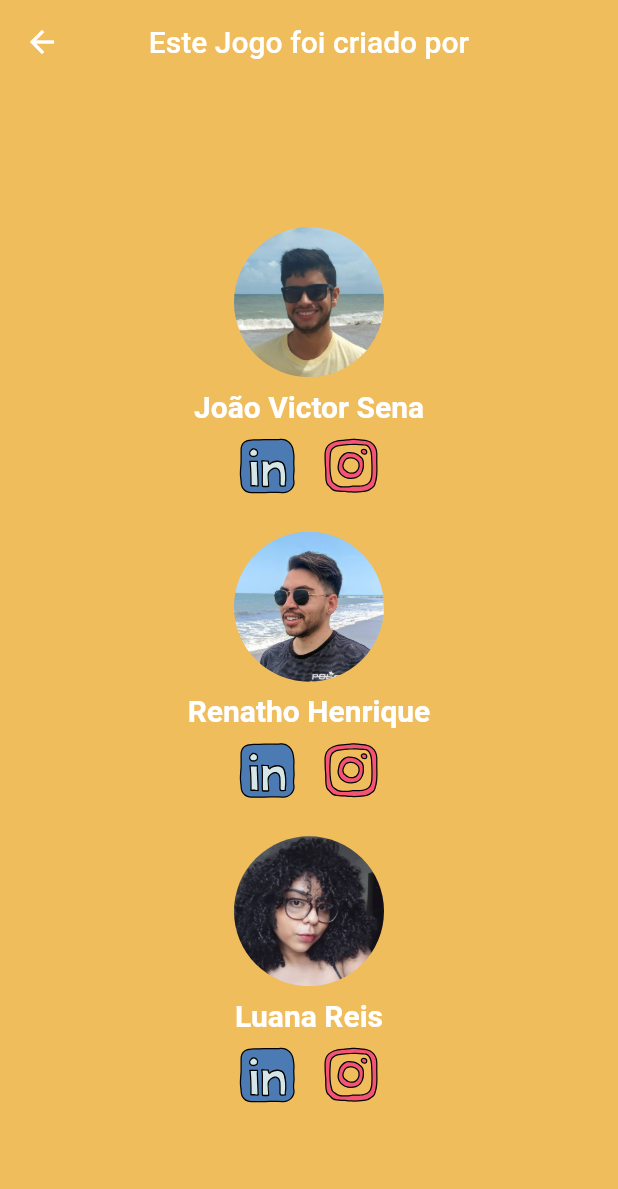
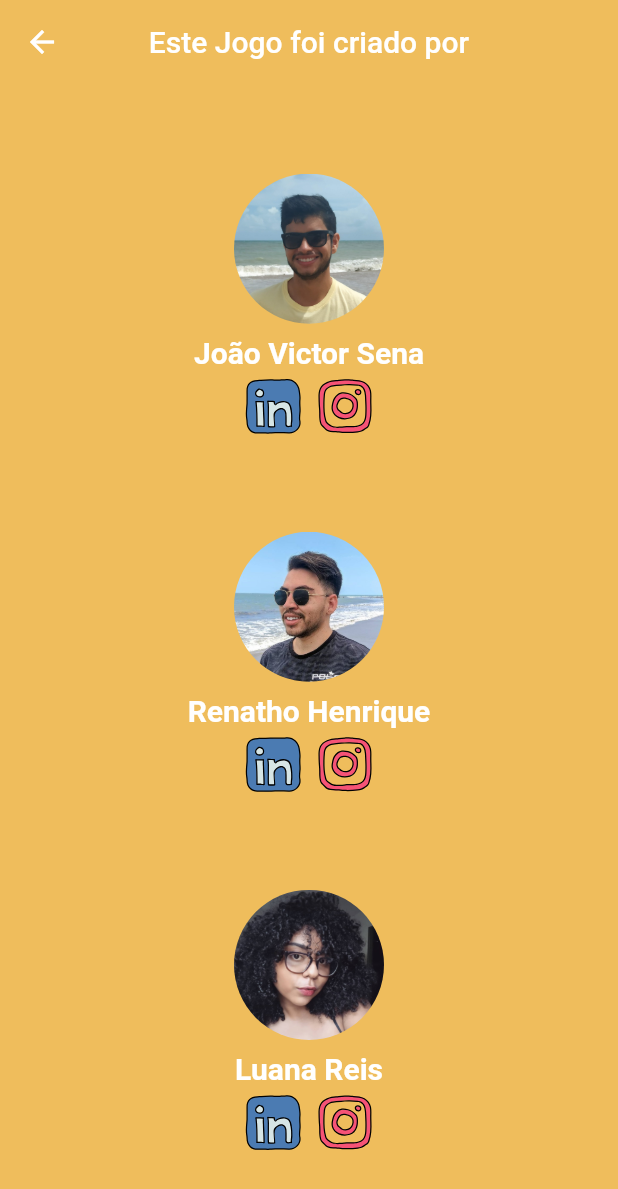
Before and after one commit to jvsena42/apipa_game_flutter, a Flutter app: the Credits screen opened by its route, on a phone screen of 412 x 824 dp. Shown: the top 1189 px of the screen. Run offline on Flutter 3.47's test engine with Material 2 defaults, Android fonts, the light colour scheme and no system bars; our stand-ins replace flutter_svg.

Commit message:
fix: space

```diff
--- a/lib/components/buttons.dart
+++ b/lib/components/buttons.dart
@@ -28,7 +28,7 @@ class ButtonImage extends StatelessWidget {
   @override
   Widget build(BuildContext context) {
     return Padding(
-      padding: const EdgeInsets.all(8.0),
+      padding: const EdgeInsets.all(4.0),
       child: GestureDetector(
         onTap: () {
           _launchURL(url.toString());
--- a/lib/components/image.dart
+++ b/lib/components/image.dart
@@ -9,7 +9,7 @@ class ImageCircle extends StatelessWidget {
   @override
   Widget build(BuildContext context) {
     return Padding(
-      padding: const EdgeInsets.only(bottom: 8.0,top: 16.0),
+      padding: const EdgeInsets.only(bottom: 8.0,top: 8.0),
       child: Container(
         width: 100,
         height: 100,
--- a/lib/screens/credits_page.dart
+++ b/lib/screens/credits_page.dart
@@ -23,7 +23,9 @@ class _CreditsState extends State<Credits> {
       body: Center(
         child: Column(
           crossAxisAlignment: CrossAxisAlignment.center,
-          mainAxisAlignment: MainAxisAlignment.center,
+          mainAxisAlignment: MainAxisAlignment.spaceEvenly,
+          children: [
+            Column(
               children: [
                 ImageCircle(
                   imageRef: 'assets/images/jv.jpg',
@@ -47,6 +49,10 @@ class _CreditsState extends State<Credits> {
                     ],
                   ),
                 ),
+              ],
+            ),
+            Column(
+              children: [
                 ImageCircle(
                   imageRef: 'assets/images/renatho.jpg',
                 ),
@@ -69,6 +75,10 @@ class _CreditsState extends State<Credits> {
                     ],
                   ),
                 ),
+              ],
+            ),
+            Column(
+              children: [
                 ImageCircle(
                   imageRef: 'assets/images/luana.jpg',
                 ),
@@ -90,6 +100,8 @@ class _CreditsState extends State<Credits> {
                       ),
                     ],
                   ),
+                ),
+              ],
             )
           ],
         ),
```
Lines whose indentation alone changed are shown as unchanged.
